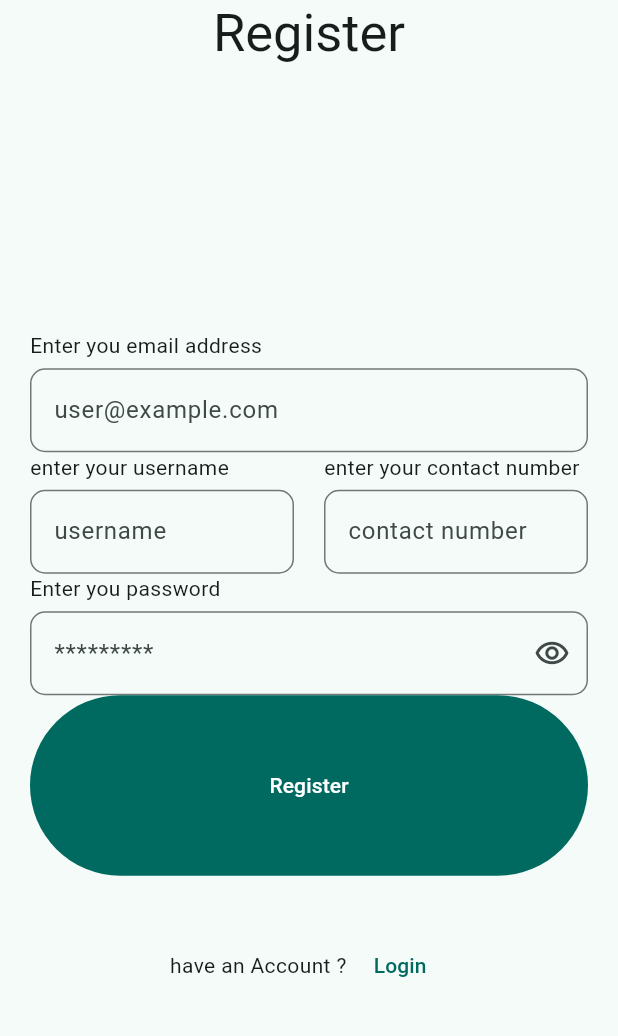
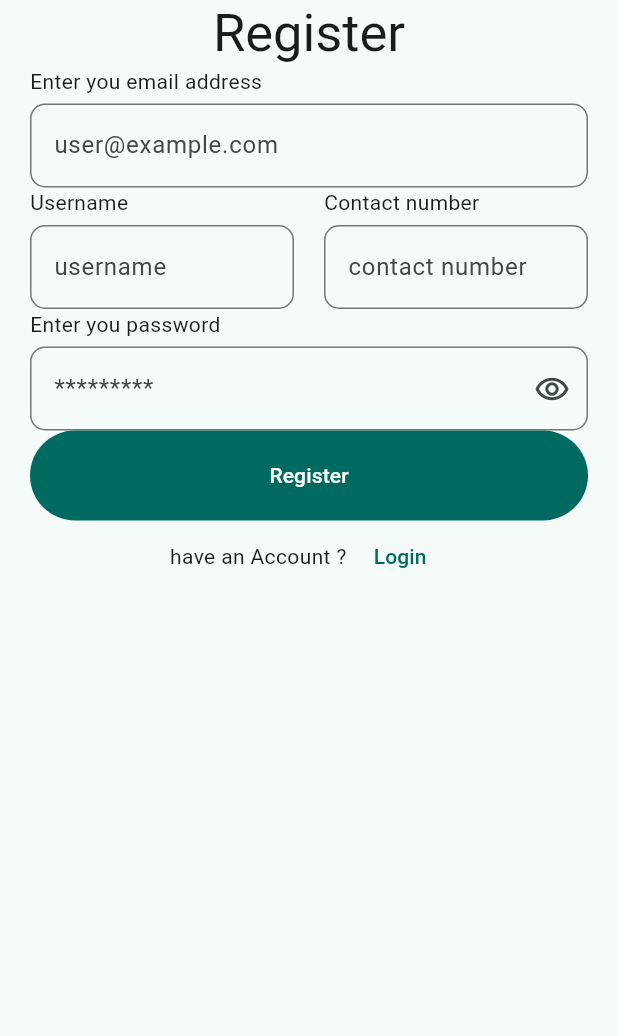
Before and after one commit to Zouuabi/pfa, a Flutter app: the screen it shows after launch, after a tap on "Login", after a tap on "Register", on a phone screen of 412 x 824 dp, the part 105-1141 px from its top. Run offline on Flutter 3.47's test engine with Material 3 defaults, Android fonts, the phone set to English and light mode, and no system bars; missing offline and left inert: mongo_dart.

Commit message:
responsive register

```diff
--- a/mobile/lib/presentation/app.dart
+++ b/mobile/lib/presentation/app.dart
@@ -19,7 +19,7 @@ class MyApp extends StatelessWidget {
       initialRoute: '/login',
       routes: {
         '/login': (BuildContext context) => const LoginPage(),
-        '/register': (BuildContext context) => const RegisterScreen(),
+        '/register': (BuildContext context) => const RegisterPage(),
         '/navigation': (BuildContext context) => const NavigationPage(),
       },
     );
--- a/mobile/lib/presentation/login/pages/login_page.dart
+++ b/mobile/lib/presentation/login/pages/login_page.dart
@@ -14,7 +14,7 @@ class LoginPage extends StatelessWidget {
   Widget build(BuildContext context) {
     return LayoutBuilder(
       builder: (context, constraints) {
-        if (constraints.maxWidth < 500) {
+        if (constraints.maxWidth < 600) {
           return const Scaffold(body: SafeArea(child: MobileView()));
         } else {
           return const WebView();
@@ -136,12 +136,6 @@ class _WebViewState extends State<WebView> {
             ], color: Colors.white, borderRadius: BorderRadius.circular(30)),
             width: screen.width * 0.6,
             height: screen.height * 0.9,
-            // ! rahi hethy hyela w meyjich hakka
-            // ? es3ll chat chpt tw ygolk
-            // todo : l todo dima safra
-            // hedhi commment aadya
-            //*** hedhi comment afta7 chway */
-            ////dsfdsfdsfdsfds
             child: const MobileView(),
           )
         ],
--- a/mobile/lib/presentation/register/pages/register_page.dart
+++ b/mobile/lib/presentation/register/pages/register_page.dart
@@ -2,18 +2,36 @@ import 'package:flutter/material.dart';
 import 'package:mobile/core/helper/email_checker.dart';
 import 'package:mobile/core/helper/password_checker.dart';
 import 'package:mobile/presentation/register/verify/contact_number_checker.dart';
+import 'package:mobile/presentation/register/widgets/have_account.dart';
 import 'package:mobile/presentation/register/widgets/register_form.dart';
 import 'package:mobile/presentation/shared/app_welcome.dart';
 import '../../shared/shared.dart';
 
-class RegisterScreen extends StatefulWidget {
-  const RegisterScreen({super.key});
+class RegisterPage extends StatelessWidget {
+  const RegisterPage({super.key});
 
   @override
-  State<RegisterScreen> createState() => _RegisterScreenState();
+  Widget build(BuildContext context) {
+    return LayoutBuilder(
+      builder: (context, constraints) {
+        if (constraints.maxWidth < 600) {
+          return const SafeArea(child: Scaffold(body: MobileView()));
+        } else {
+          return const WebView();
+        }
+      },
+    );
+  }
 }
 
-class _RegisterScreenState extends State<RegisterScreen> {
+class MobileView extends StatefulWidget {
+  const MobileView({super.key});
+
+  @override
+  State<MobileView> createState() => _MobileViewState();
+}
+
+class _MobileViewState extends State<MobileView> {
   final _emailController = TextEditingController();
   final _passwordController = TextEditingController();
   final _usernameController = TextEditingController();
@@ -33,48 +51,24 @@ class _RegisterScreenState extends State<RegisterScreen> {
 
   @override
   Widget build(BuildContext context) {
-    return Scaffold(
-      body: SafeArea(
-        child: Padding(
+    return Padding(
       padding: const EdgeInsets.symmetric(horizontal: 20, vertical: 50),
+      child: SingleChildScrollView(
         child: Column(
+          mainAxisAlignment: MainAxisAlignment.spaceAround,
           children: [
-              const Expanded(flex: 2, child: AppWelcome(child: 'Register')),
-              MyTextField(
-                label: 'Enter you email address',
-                hintText: 'user@example.com',
-                controller: _emailController,
-                errorText: emailErrorText,
+            const AppWelcome(child: 'Register'),
+            RegisterForm(
+              emailController: _emailController,
+              emailErrorText: emailErrorText,
+              usernameController: _usernameController,
+              usernameErrorText: usernameErrorText,
+              contactNumberController: _contactNumberController,
+              contactErrorText: contactErrorText,
+              passwordController: _passwordController,
+              passwordErrorText: passwordErrorText,
             ),
-              Row(
-                children: [
-                  Expanded(
-                    child: MyTextField(
-                        label: 'enter your username',
-                        hintText: 'username',
-                        controller: _usernameController,
-                        errorText: usernameErrorText),
-                  ),
-                  const SizedBox(
-                    width: 20,
-                  ),
-                  Expanded(
-                      child: MyTextField(
-                          label: 'enter your contact number',
-                          hintText: 'contact number',
-                          controller: _contactNumberController,
-                          errorText: contactErrorText))
-                ],
-              ),
-              MyTextField(
-                label: 'Enter you password',
-                hintText: '*********',
-                isPassword: true,
-                controller: _passwordController,
-                errorText: passwordErrorText,
-              ),
-              Expanded(
-                child: MyButton(
+            MyButton(
               child: 'Register',
               ontap: () {
                 setState(() {
@@ -121,24 +115,46 @@ class _RegisterScreenState extends State<RegisterScreen> {
                 }
               },
             ),
-              ),
-              Expanded(
-                child: Row(
-                  mainAxisAlignment: MainAxisAlignment.center,
-                  children: [
-                    const Text('have an Account ? '),
-                    TextButton(
-                        onPressed: () {
-                          Navigator.of(context).pop();
-                        },
-                        child: const Text('Login'))
+            const HaveAccount()
           ],
-                ),
-              )
-            ],
-          ),
         ),
       ),
     );
   }
 }
+
+class WebView extends StatelessWidget {
+  const WebView({super.key});
+
+  @override
+  Widget build(BuildContext context) {
+    return Scaffold(
+      body: Stack(
+        alignment: Alignment.center,
+        children: [
+          Row(
+            children: [
+              Expanded(
+                child: Container(
+                  color: Colors.teal,
+                ),
+              ),
+              Expanded(
+                child: Container(
+                  color: Colors.white,
+                ),
+              ),
+            ],
+          ),
+          Container(
+            decoration: BoxDecoration(
+                borderRadius: BorderRadius.circular(30), color: Colors.white),
+            height: MediaQuery.of(context).size.height * 0.9,
+            width: MediaQuery.sizeOf(context).width * 0.6,
+            child: const MobileView(),
+          ),
+        ],
+      ),
+    );
+  }
+}
--- /dev/null
+++ b/mobile/lib/presentation/register/widgets/have_account.dart
@@ -0,0 +1,22 @@
+import 'package:flutter/material.dart';
+
+class HaveAccount extends StatelessWidget {
+  const HaveAccount({
+    super.key,
+  });
+
+  @override
+  Widget build(BuildContext context) {
+    return Row(
+      mainAxisAlignment: MainAxisAlignment.center,
+      children: [
+        const Text('have an Account ? '),
+        TextButton(
+            onPressed: () {
+              Navigator.of(context).pop();
+            },
+            child: const Text('Login'))
+      ],
+    );
+  }
+}
--- a/mobile/lib/presentation/register/widgets/register_form.dart
+++ b/mobile/lib/presentation/register/widgets/register_form.dart
@@ -41,7 +41,7 @@ class RegisterForm extends StatelessWidget {
           children: [
             Expanded(
               child: MyTextField(
-                  label: 'enter your username',
+                  label: 'Username',
                   hintText: 'username',
                   controller: _usernameController,
                   errorText: usernameErrorText),
@@ -51,7 +51,7 @@ class RegisterForm extends StatelessWidget {
             ),
             Expanded(
                 child: MyTextField(
-                    label: 'enter your contact number',
+                    label: 'Contact number',
                     hintText: 'contact number',
                     controller: _contactNumberController,
                     errorText: contactErrorText))
```
Lines whose indentation alone changed are shown as unchanged.
